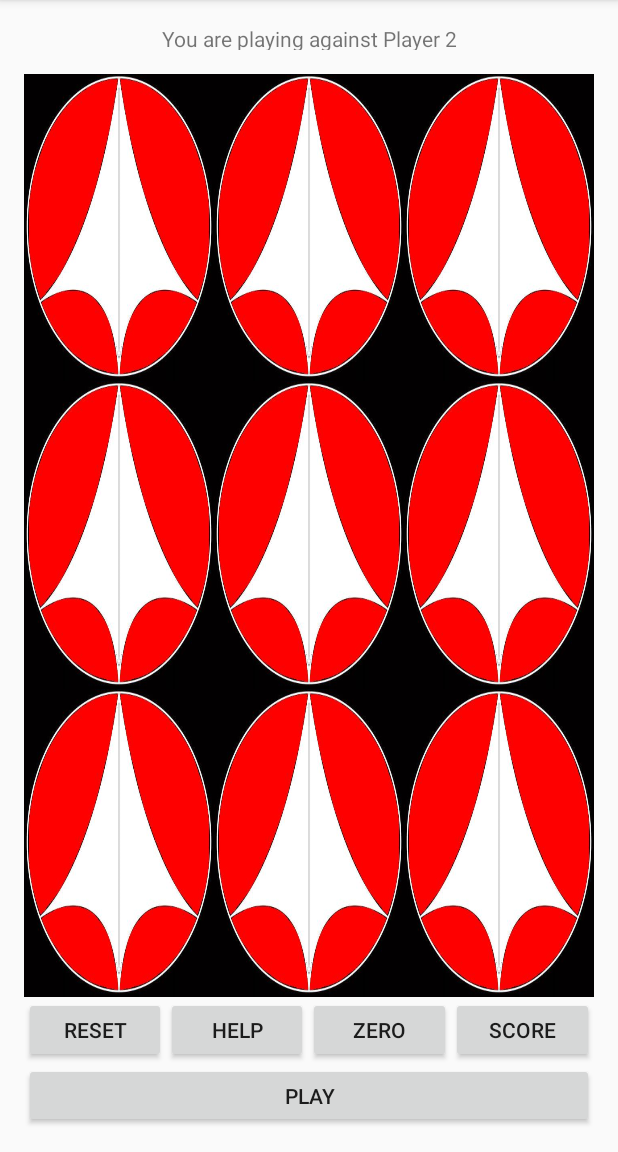
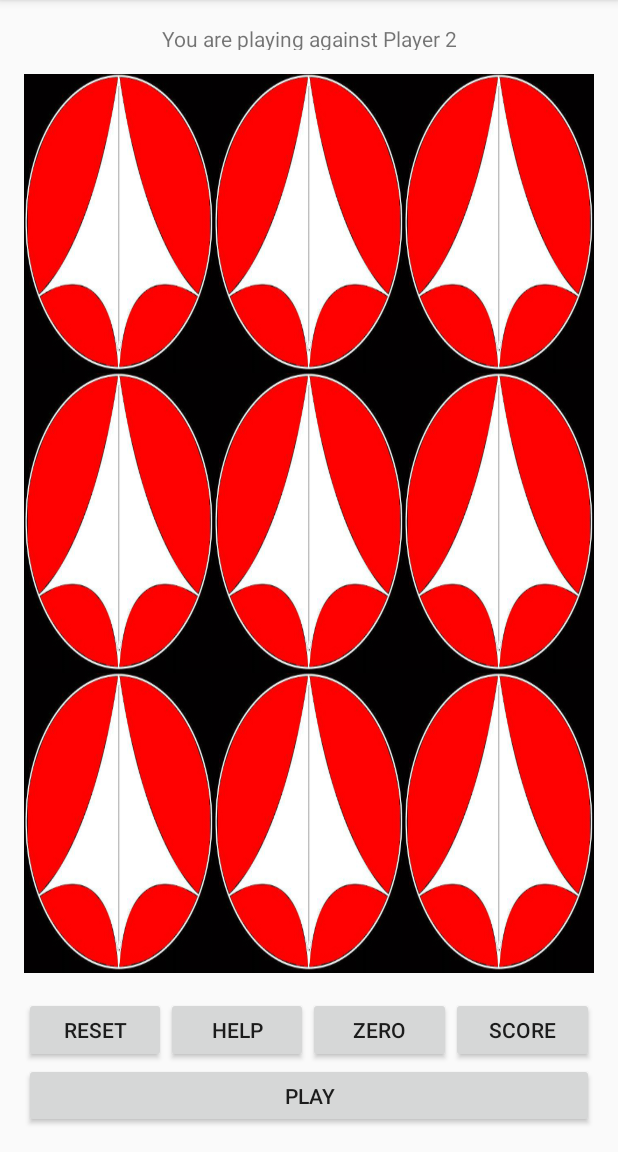
Before and after one commit to thaivuN/TicTacToeAndroid, an Android app: the screen it shows after launch (MainActivity), on a phone screen of 412 x 824 dp, the part 84-1236 px from its top. Run offline under Robolectric (Android 15) with nearby library versions, the phone set to English and light mode, and no system bars.

Commit message:
Updated, Added Images and Layout

```diff
--- a/app/src/main/res/layout-land/activity_main.xml
+++ b/app/src/main/res/layout-land/activity_main.xml
@@ -28,6 +28,8 @@
             android:layout_width="wrap_content"
             android:layout_height="match_parent"
             android:layout_weight="14"
+            android:paddingRight="@dimen/activity_horizontal_margin"
+            android:paddingLeft="@dimen/activity_horizontal_margin"
             android:orientation="vertical"
             android:layout_marginRight="@dimen/tl_land_margin_right"
             android:layout_marginLeft="@dimen/tl_land_margin_left"
--- a/app/src/main/res/layout/activity_main.xml
+++ b/app/src/main/res/layout/activity_main.xml
@@ -25,7 +25,8 @@
         android:layout_width="match_parent"
         android:orientation="horizontal"
         android:layout_height="wrap_content"
-        android:layout_weight="15"
+        android:layout_weight="14"
+        android:paddingBottom="@dimen/activity_vertical_margin"
         >
 
         <LinearLayout
```
Also changed, not shown: app/src/main/res/drawable/o.png (deleted), app/src/main/res/drawable/tile.JPG, app/src/main/res/drawable/x.png (deleted).
